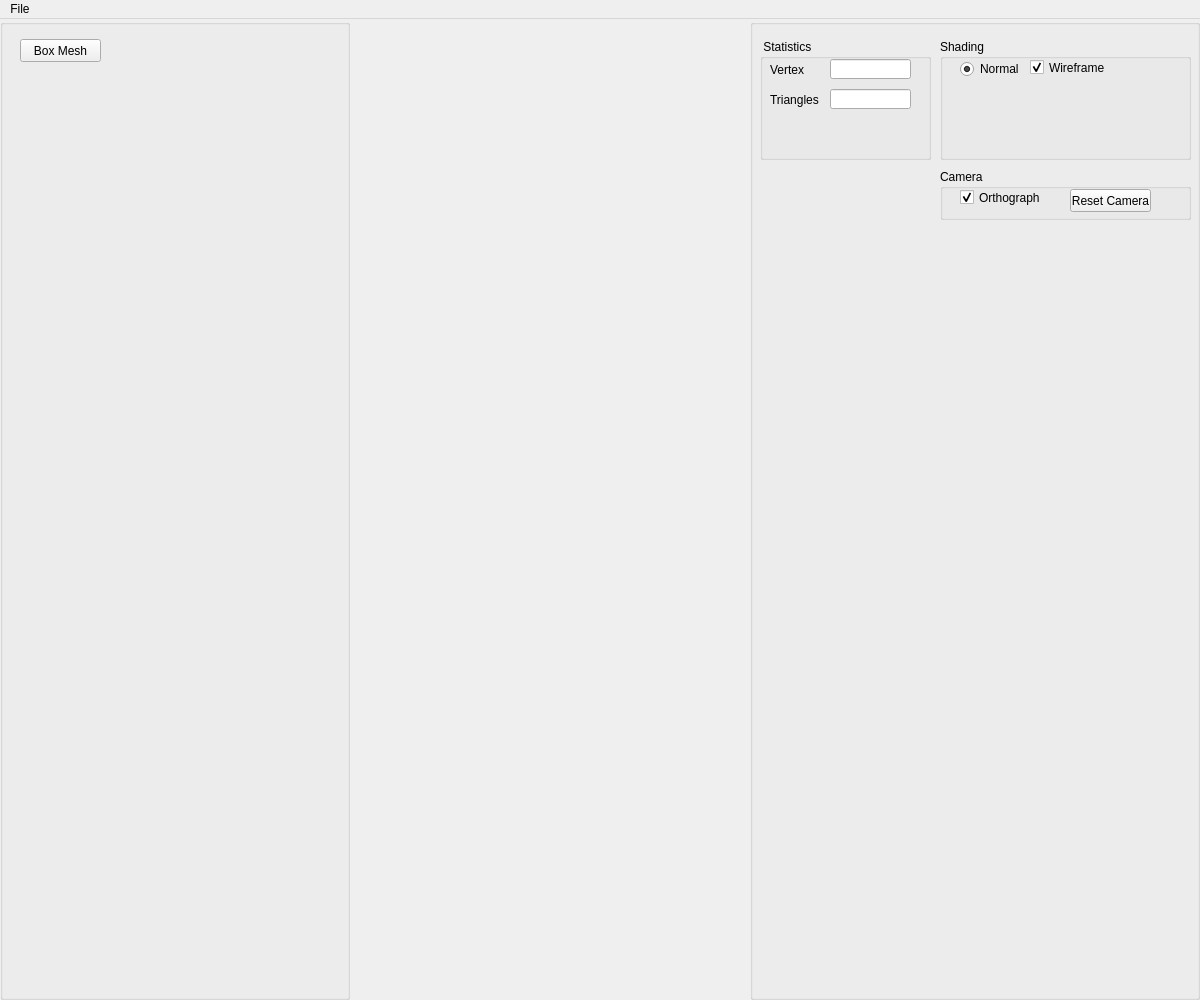
Qt form TerrainGeneration/UI/interface.ui (amatheo/LIFPROJET-TerrainGeneration) before a commit.
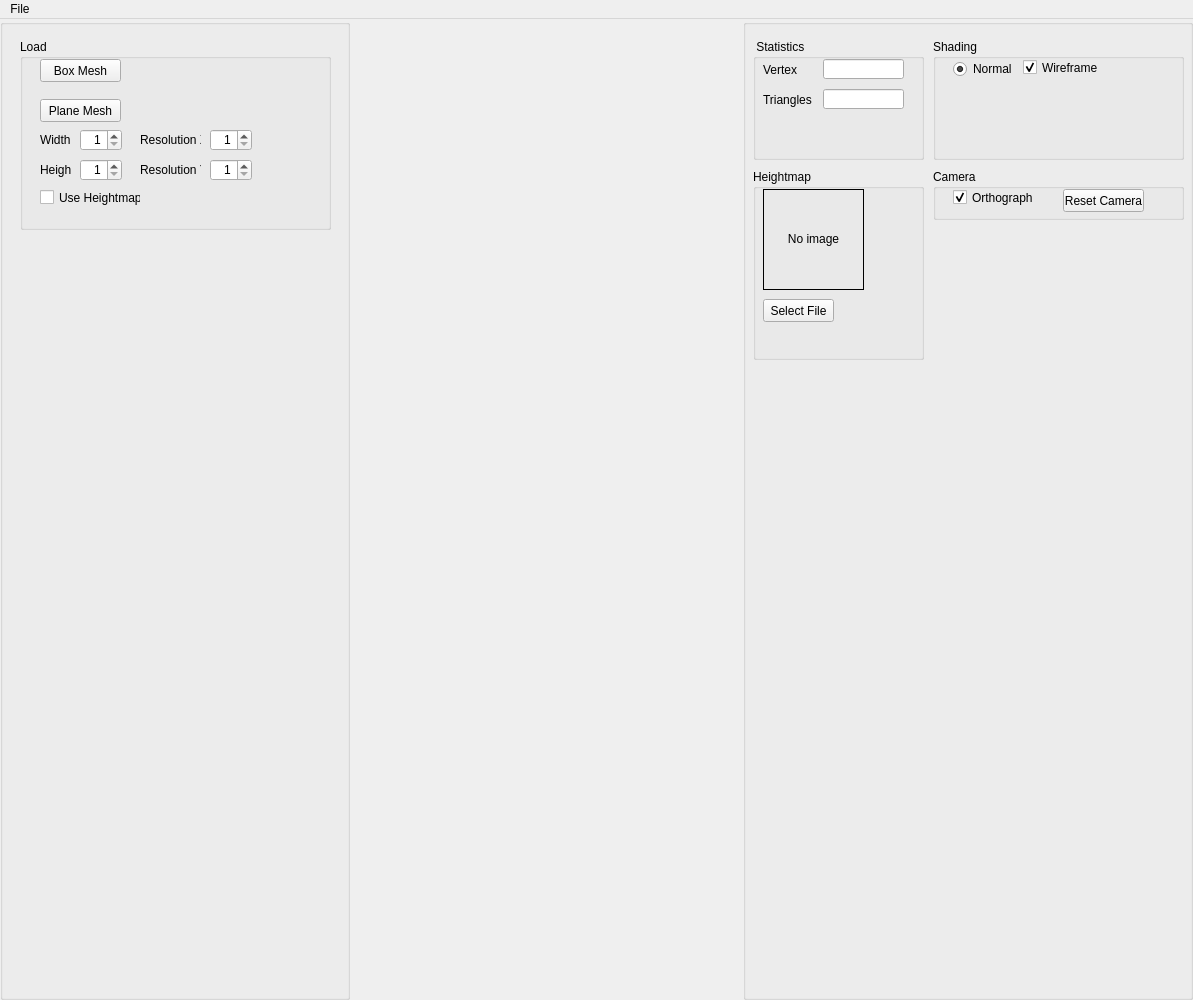
The same form after that commit.

Commit message: basic terrain generation

Patch:
```diff
--- a/TerrainGeneration/UI/interface.ui
+++ b/TerrainGeneration/UI/interface.ui
@@ -6,7 +6,7 @@
    <rect>
     <x>0</x>
     <y>0</y>
-    <width>1200</width>
+    <width>1193</width>
     <height>1000</height>
    </rect>
   </property>
@@ -56,29 +56,222 @@
       <property name="title">
        <string/>
       </property>
-      <widget class="QPushButton" name="boxMesh">
+      <widget class="QGroupBox" name="LoadingBox">
        <property name="geometry">
         <rect>
          <x>20</x>
          <y>20</y>
-         <width>81</width>
-         <height>23</height>
+         <width>311</width>
+         <height>191</height>
         </rect>
        </property>
-       <property name="toolTip">
-        <string>&lt;!DOCTYPE HTML PUBLIC &quot;-//W3C//DTD HTML 4.0//EN&quot; &quot;http://www.w3.org/TR/REC-html40/strict.dtd&quot;&gt;
-&lt;html&gt;&lt;head&gt;&lt;meta name=&quot;qrichtext&quot; content=&quot;1&quot; /&gt;&lt;style type=&quot;text/css&quot;&gt;
-p, li { white-space: pre-wrap; }
-&lt;/style&gt;&lt;/head&gt;&lt;body style=&quot; font-family:'MS Shell Dlg 2'; font-size:8pt; font-weight:400; font-style:normal;&quot;&gt;
-&lt;p style=&quot; margin-top:0px; margin-bottom:0px; margin-left:0px; margin-right:0px; -qt-block-indent:0; text-indent:0px;&quot;&gt;&lt;span style=&quot; color:#5500ff;&quot;&gt;Callback #01&lt;/span&gt;&lt;/p&gt;
-&lt;p style=&quot; margin-top:0px; margin-bottom:0px; margin-left:0px; margin-right:0px; -qt-block-indent:0; text-indent:0px;&quot;&gt;&lt;span style=&quot; font-style:italic; color:#aa00ff;&quot;&gt;Create Eurographics 1996 Bear&lt;/span&gt;&lt;/p&gt;&lt;/body&gt;&lt;/html&gt;</string>
+       <property name="title">
+        <string>Load</string>
        </property>
-       <property name="text">
-        <string>Box Mesh</string>
-       </property>
-       <property name="checkable">
+       <property name="flat">
         <bool>false</bool>
        </property>
+       <widget class="QPushButton" name="boxMesh">
+        <property name="geometry">
+         <rect>
+          <x>20</x>
+          <y>20</y>
+          <width>81</width>
+          <height>23</height>
+         </rect>
+        </property>
+        <property name="toolTip">
+         <string>&lt;!DOCTYPE HTML PUBLIC &quot;-//W3C//DTD HTML 4.0//EN&quot; &quot;http://www.w3.org/TR/REC-html40/strict.dtd&quot;&gt;
+&lt;html&gt;&lt;head&gt;&lt;meta name=&quot;qrichtext&quot; content=&quot;1&quot; /&gt;&lt;style type=&quot;text/css&quot;&gt;
+p, li { white-space: pre-wrap; }
+&lt;/style&gt;&lt;/head&gt;&lt;body style=&quot; font-family:'MS Shell Dlg 2'; font-size:8pt; font-weight:400; font-style:normal;&quot;&gt;
+&lt;p style=&quot; margin-top:0px; margin-bottom:0px; margin-left:0px; margin-right:0px; -qt-block-indent:0; text-indent:0px;&quot;&gt;&lt;span style=&quot; color:#5500ff;&quot;&gt;Callback #01&lt;/span&gt;&lt;/p&gt;
+&lt;p style=&quot; margin-top:0px; margin-bottom:0px; margin-left:0px; margin-right:0px; -qt-block-indent:0; text-indent:0px;&quot;&gt;&lt;span style=&quot; font-style:italic; color:#aa00ff;&quot;&gt;Create Eurographics 1996 Bear&lt;/span&gt;&lt;/p&gt;&lt;/body&gt;&lt;/html&gt;</string>
+        </property>
+        <property name="text">
+         <string>Box Mesh</string>
+        </property>
+        <property name="checkable">
+         <bool>false</bool>
+        </property>
+       </widget>
+       <widget class="QPushButton" name="planeMeshButton">
+        <property name="geometry">
+         <rect>
+          <x>20</x>
+          <y>60</y>
+          <width>81</width>
+          <height>23</height>
+         </rect>
+        </property>
+        <property name="toolTip">
+         <string>&lt;!DOCTYPE HTML PUBLIC &quot;-//W3C//DTD HTML 4.0//EN&quot; &quot;http://www.w3.org/TR/REC-html40/strict.dtd&quot;&gt;
+&lt;html&gt;&lt;head&gt;&lt;meta name=&quot;qrichtext&quot; content=&quot;1&quot; /&gt;&lt;style type=&quot;text/css&quot;&gt;
+p, li { white-space: pre-wrap; }
+&lt;/style&gt;&lt;/head&gt;&lt;body style=&quot; font-family:'MS Shell Dlg 2'; font-size:8pt; font-weight:400; font-style:normal;&quot;&gt;
+&lt;p style=&quot; margin-top:0px; margin-bottom:0px; margin-left:0px; margin-right:0px; -qt-block-indent:0; text-indent:0px;&quot;&gt;&lt;span style=&quot; color:#5500ff;&quot;&gt;Callback #01&lt;/span&gt;&lt;/p&gt;
+&lt;p style=&quot; margin-top:0px; margin-bottom:0px; margin-left:0px; margin-right:0px; -qt-block-indent:0; text-indent:0px;&quot;&gt;&lt;span style=&quot; font-style:italic; color:#aa00ff;&quot;&gt;Create Eurographics 1996 Bear&lt;/span&gt;&lt;/p&gt;&lt;/body&gt;&lt;/html&gt;</string>
+        </property>
+        <property name="text">
+         <string>Plane Mesh</string>
+        </property>
+        <property name="checkable">
+         <bool>false</bool>
+        </property>
+       </widget>
+       <widget class="QLabel" name="label">
+        <property name="geometry">
+         <rect>
+          <x>20</x>
+          <y>90</y>
+          <width>31</width>
+          <height>21</height>
+         </rect>
+        </property>
+        <property name="text">
+         <string>Width</string>
+        </property>
+       </widget>
+       <widget class="QLabel" name="label_4">
+        <property name="geometry">
+         <rect>
+          <x>20</x>
+          <y>120</y>
+          <width>31</width>
+          <height>21</height>
+         </rect>
+        </property>
+        <property name="text">
+         <string>Height</string>
+        </property>
+       </widget>
+       <widget class="QSpinBox" name="planeMesh_Y">
+        <property name="geometry">
+         <rect>
+          <x>60</x>
+          <y>120</y>
+          <width>42</width>
+          <height>22</height>
+         </rect>
+        </property>
+        <property name="alignment">
+         <set>Qt::AlignRight|Qt::AlignTrailing|Qt::AlignVCenter</set>
+        </property>
+        <property name="minimum">
+         <number>1</number>
+        </property>
+        <property name="maximum">
+         <number>500</number>
+        </property>
+        <property name="value">
+         <number>1</number>
+        </property>
+       </widget>
+       <widget class="QSpinBox" name="planeMesh_X">
+        <property name="geometry">
+         <rect>
+          <x>60</x>
+          <y>90</y>
+          <width>42</width>
+          <height>22</height>
+         </rect>
+        </property>
+        <property name="alignment">
+         <set>Qt::AlignRight|Qt::AlignTrailing|Qt::AlignVCenter</set>
+        </property>
+        <property name="minimum">
+         <number>1</number>
+        </property>
+        <property name="maximum">
+         <number>500</number>
+        </property>
+        <property name="value">
+         <number>1</number>
+        </property>
+       </widget>
+       <widget class="QSpinBox" name="planeMesh_Res_X">
+        <property name="geometry">
+         <rect>
+          <x>190</x>
+          <y>90</y>
+          <width>42</width>
+          <height>22</height>
+         </rect>
+        </property>
+        <property name="alignment">
+         <set>Qt::AlignRight|Qt::AlignTrailing|Qt::AlignVCenter</set>
+        </property>
+        <property name="minimum">
+         <number>1</number>
+        </property>
+        <property name="maximum">
+         <number>400</number>
+        </property>
+        <property name="value">
+         <number>1</number>
+        </property>
+       </widget>
+       <widget class="QLabel" name="label_5">
+        <property name="geometry">
+         <rect>
+          <x>120</x>
+          <y>90</y>
+          <width>61</width>
+          <height>21</height>
+         </rect>
+        </property>
+        <property name="text">
+         <string>Resolution X</string>
+        </property>
+       </widget>
+       <widget class="QLabel" name="label_6">
+        <property name="geometry">
+         <rect>
+          <x>120</x>
+          <y>120</y>
+          <width>61</width>
+          <height>21</height>
+         </rect>
+        </property>
+        <property name="text">
+         <string>Resolution Y</string>
+        </property>
+       </widget>
+       <widget class="QSpinBox" name="planeMesh_Res_Y">
+        <property name="geometry">
+         <rect>
+          <x>190</x>
+          <y>120</y>
+          <width>42</width>
+          <height>22</height>
+         </rect>
+        </property>
+        <property name="alignment">
+         <set>Qt::AlignRight|Qt::AlignTrailing|Qt::AlignVCenter</set>
+        </property>
+        <property name="minimum">
+         <number>1</number>
+        </property>
+        <property name="maximum">
+         <number>400</number>
+        </property>
+        <property name="value">
+         <number>1</number>
+        </property>
+       </widget>
+       <widget class="QCheckBox" name="useHeightmap">
+        <property name="geometry">
+         <rect>
+          <x>20</x>
+          <y>150</y>
+          <width>101</width>
+          <height>17</height>
+         </rect>
+        </property>
+        <property name="text">
+         <string>Use Heightmap</string>
+        </property>
+       </widget>
       </widget>
      </widget>
     </item>
@@ -139,6 +332,9 @@
         <property name="alignment">
          <set>Qt::AlignRight|Qt::AlignTrailing|Qt::AlignVCenter</set>
         </property>
+        <property name="readOnly">
+         <bool>true</bool>
+        </property>
        </widget>
        <widget class="QLabel" name="label_3">
         <property name="geometry">
@@ -168,6 +364,9 @@
         <property name="alignment">
          <set>Qt::AlignRight|Qt::AlignTrailing|Qt::AlignVCenter</set>
         </property>
+        <property name="readOnly">
+         <bool>true</bool>
+        </property>
        </widget>
       </widget>
       <widget class="QGroupBox" name="ShadingBox">
@@ -275,6 +474,83 @@
         </property>
        </widget>
       </widget>
+      <widget class="QGroupBox" name="groupBox">
+       <property name="geometry">
+        <rect>
+         <x>10</x>
+         <y>150</y>
+         <width>171</width>
+         <height>191</height>
+        </rect>
+       </property>
+       <property name="title">
+        <string>Heightmap</string>
+       </property>
+       <widget class="QLabel" name="selectedImage">
+        <property name="geometry">
+         <rect>
+          <x>10</x>
+          <y>20</y>
+          <width>101</width>
+          <height>101</height>
+         </rect>
+        </property>
+        <property name="mouseTracking">
+         <bool>true</bool>
+        </property>
+        <property name="contextMenuPolicy">
+         <enum>Qt::CustomContextMenu</enum>
+        </property>
+        <property name="acceptDrops">
+         <bool>true</bool>
+        </property>
+        <property name="frameShape">
+         <enum>QFrame::Box</enum>
+        </property>
+        <property name="frameShadow">
+         <enum>QFrame::Plain</enum>
+        </property>
+        <property name="text">
+         <string>No image</string>
+        </property>
+        <property name="textFormat">
+         <enum>Qt::RichText</enum>
+        </property>
+        <property name="scaledContents">
+         <bool>true</bool>
+        </property>
+        <property name="alignment">
+         <set>Qt::AlignCenter</set>
+        </property>
+        <property name="textInteractionFlags">
+         <set>Qt::NoTextInteraction</set>
+        </property>
+       </widget>
+       <widget class="QPushButton" name="loadHeightmapButton">
+        <property name="geometry">
+         <rect>
+          <x>10</x>
+          <y>130</y>
+          <width>71</width>
+          <height>23</height>
+         </rect>
+        </property>
+        <property name="toolTip">
+         <string>&lt;!DOCTYPE HTML PUBLIC &quot;-//W3C//DTD HTML 4.0//EN&quot; &quot;http://www.w3.org/TR/REC-html40/strict.dtd&quot;&gt;
+&lt;html&gt;&lt;head&gt;&lt;meta name=&quot;qrichtext&quot; content=&quot;1&quot; /&gt;&lt;style type=&quot;text/css&quot;&gt;
+p, li { white-space: pre-wrap; }
+&lt;/style&gt;&lt;/head&gt;&lt;body style=&quot; font-family:'MS Shell Dlg 2'; font-size:8pt; font-weight:400; font-style:normal;&quot;&gt;
+&lt;p style=&quot; margin-top:0px; margin-bottom:0px; margin-left:0px; margin-right:0px; -qt-block-indent:0; text-indent:0px;&quot;&gt;&lt;span style=&quot; color:#5500ff;&quot;&gt;Callback #01&lt;/span&gt;&lt;/p&gt;
+&lt;p style=&quot; margin-top:0px; margin-bottom:0px; margin-left:0px; margin-right:0px; -qt-block-indent:0; text-indent:0px;&quot;&gt;&lt;span style=&quot; font-style:italic; color:#aa00ff;&quot;&gt;Create Eurographics 1996 Bear&lt;/span&gt;&lt;/p&gt;&lt;/body&gt;&lt;/html&gt;</string>
+        </property>
+        <property name="text">
+         <string>Select File</string>
+        </property>
+        <property name="checkable">
+         <bool>false</bool>
+        </property>
+       </widget>
+      </widget>
      </widget>
     </item>
    </layout>
@@ -284,7 +560,7 @@
     <rect>
      <x>0</x>
      <y>0</y>
-     <width>1200</width>
+     <width>1193</width>
      <height>21</height>
     </rect>
    </property>
```
